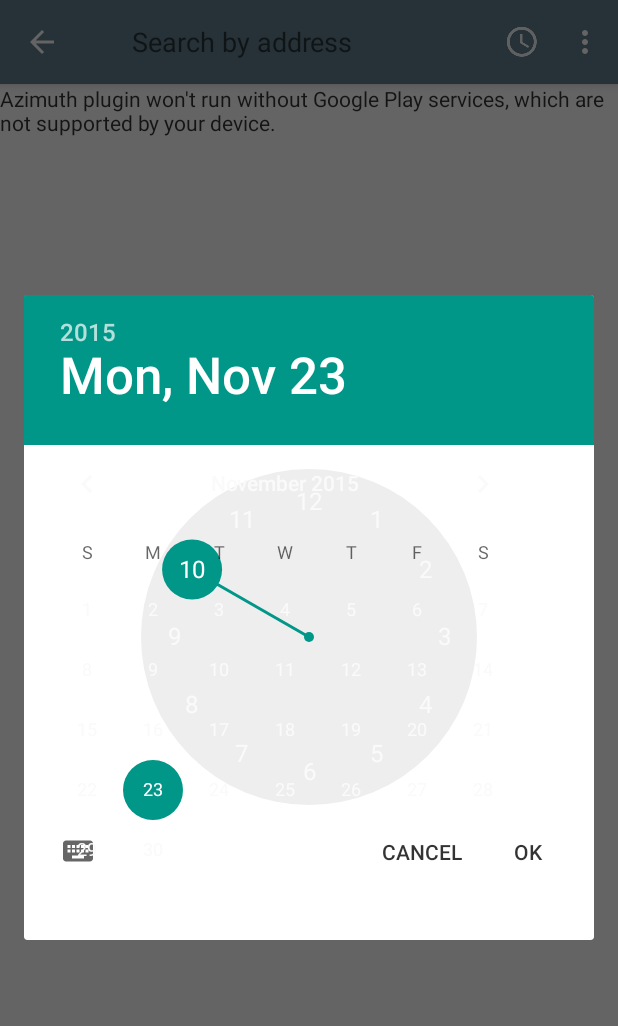
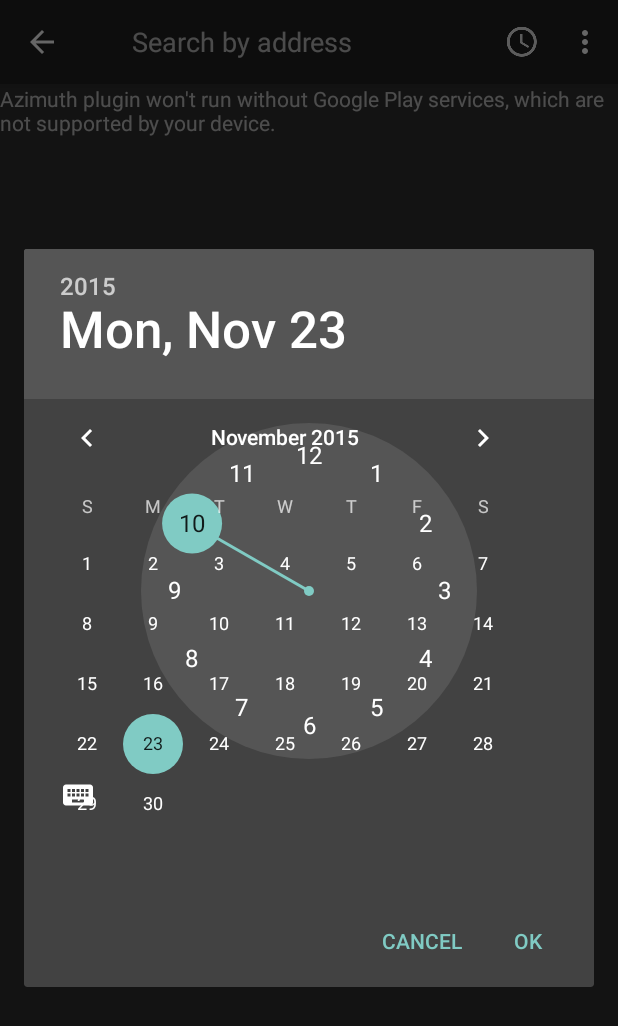
Before and after one commit to yankovskiy/Azimuth.Plugin, an Android app: the PluginActivity screen opened directly, with no data from a screen before it, after a tap on "Change time", on a phone screen of 412 x 824 dp. Shown: the top 1026 px of the screen. Run offline under Robolectric (Android 15) with nearby library versions, the phone set to English and light mode, and no system bars; 3 other taps on this screen came first.

```diff
--- a/photoToolsAzimuth/src/main/java/ru/neverdark/abs/UfoDialogFragment.java
+++ b/photoToolsAzimuth/src/main/java/ru/neverdark/abs/UfoDialogFragment.java
@@ -15,14 +15,14 @@
  *******************************************************************************/
 package ru.neverdark.abs;
 
-import android.app.AlertDialog;
 import android.app.Dialog;
 import android.content.Context;
 import android.os.Bundle;
-import android.support.v4.app.DialogFragment;
+import android.support.v7.app.AlertDialog;
+import android.support.v7.app.AppCompatDialogFragment;
 import android.view.View;
 
-public abstract class UfoDialogFragment extends DialogFragment implements CommonApi {
+public abstract class UfoDialogFragment extends AppCompatDialogFragment implements CommonApi {
     private AlertDialog.Builder mAlertDialog;
     private View mView;
     private OnCallback mCallback;
@@ -60,7 +60,7 @@ public abstract class UfoDialogFragment extends DialogFragment implements Common
         mView = view;
     }
 
-    protected Context getContext() {
+    public Context getContext() {
         return mContext;
     }
 
--- a/photoToolsAzimuth/src/main/java/ru/neverdark/abs/UfoFragmentActivity.java
+++ b/photoToolsAzimuth/src/main/java/ru/neverdark/abs/UfoFragmentActivity.java
@@ -19,10 +19,10 @@ package ru.neverdark.abs;
 import android.content.res.Configuration;
 import android.os.Bundle;
 import android.support.v4.widget.DrawerLayout;
-import android.support.v7.app.ActionBarActivity;
 import android.support.v7.app.ActionBarDrawerToggle;
+import android.support.v7.app.AppCompatActivity;
 
-public abstract class UfoFragmentActivity extends ActionBarActivity implements CommonApi {
+public abstract class UfoFragmentActivity extends AppCompatActivity implements CommonApi {
     private ActionBarDrawerToggle mDrawerToggle;
     private DrawerLayout mDrawerLayout;
 
--- a/photoToolsAzimuth/src/main/java/ru/neverdark/phototools/azimuth/dialogs/DateTimeDialog.java
+++ b/photoToolsAzimuth/src/main/java/ru/neverdark/phototools/azimuth/dialogs/DateTimeDialog.java
@@ -15,7 +15,6 @@
  *******************************************************************************/
 package ru.neverdark.phototools.azimuth.dialogs;
 
-import android.annotation.SuppressLint;
 import android.content.Context;
 import android.content.DialogInterface;
 import android.os.Build;
@@ -98,7 +97,6 @@ public class DateTimeDialog extends UfoDialogFragment {
         mTimePicker.setIs24HourView(is24HourMode);
     }
 
-    @SuppressLint("NewApi")
     private void hideCalendar() {
         if (Build.VERSION.SDK_INT > Build.VERSION_CODES.GINGERBREAD_MR1) {
             mDatePicker.setCalendarViewShown(false);
--- a/photoToolsAzimuth/src/main/res/values/colors.xml
+++ b/photoToolsAzimuth/src/main/res/values/colors.xml
@@ -32,4 +32,10 @@ Copyright (C) 2014-2015 Artem Yankovskiy (artemyankovskiy@gmail.com).
     <color name="sunrise_color">#ffed9e</color>
     <color name="sunset_color">#ffc3ad</color>
     <color name="altitude_color">#d0e5ff</color>
+    <color name="black">#ffffff</color>
+    <color name="foreground_material_dark">#733f3f</color>
+    <color name="primary_text_material_dark">#f55252</color>
+    <color name="secondary_text_material_dark">#de1515</color>
+    <color name="secondary_text_material_light">#995e5e</color>
+    <color name="colorBackground">#661c1c</color>
 </resources>
--- a/photoToolsAzimuth/src/main/res/values/styles.xml
+++ b/photoToolsAzimuth/src/main/res/values/styles.xml
@@ -1,5 +1,5 @@
 <!--
-  Copyright (C) 2014-2015 Artem Yankovskiy (artemyankovskiy@gmail.com).
+  Copyright (C) 2014 Artem Yankovskiy (artemyankovskiy@gmail.com).
       This program is free software: you can redistribute it and/or modify
       it under the terms of the GNU General Public License as published by
       the Free Software Foundation, either version 3 of the License, or
@@ -15,15 +15,16 @@
 -->
 <resources>
 
-    <style name="AppBaseTheme" parent="Theme.AppCompat.Light">
-        <item name="editTextColor">@color/material_blue_grey_700</item>
-        <item name="colorPrimary">@color/material_blue_grey_500</item>
-        <item name="colorPrimaryDark">@color/material_blue_grey_700</item>
-        <item name="colorAccent">@color/material_teal_A500</item>
-        <item name="android:textColorPrimary">@color/material_grey_50</item>
-        <item name="android:colorBackground">@color/material_grey_50</item>
-        <item name="android:textColor">@color/black80</item>
-        <item name="android:windowBackground">@color/material_grey_50</item>
+    <!--
+        Base application theme, dependent on API level. This theme is replaced
+        by AppBaseTheme from res/values-vXX/styles.xml on newer devices.
+    -->
+    <style name="AppBaseTheme" parent="Theme.AppCompat">
+        <!--
+            Theme customizations available in newer API levels can go in
+            res/values-vXX/styles.xml, while customizations related to
+            backward-compatibility can go here.
+        -->
     </style>
 
     <!-- Application theme. -->
```
Also changed, not shown: photoToolsAzimuth/build.gradle (+7 -6 lines), 3 other files.
